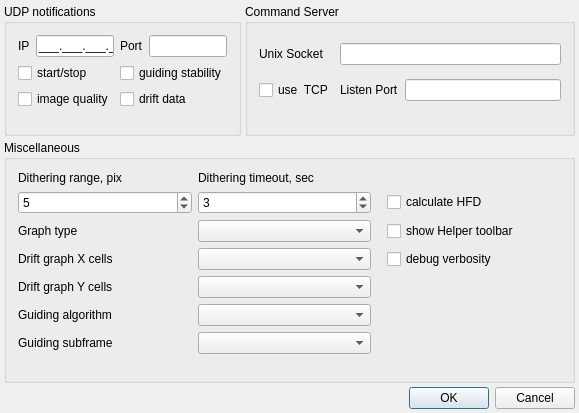
Qt form lin_guider/ui/settings.ui (rumengb/lin_guider) before a commit.
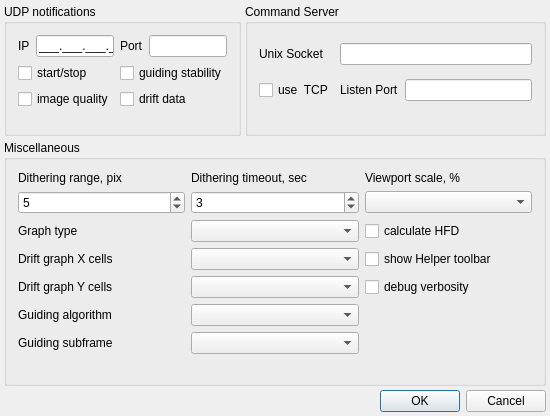
The same form after that commit.

What changed in the file:
```diff
--- a/lin_guider/ui/settings.ui
+++ b/lin_guider/ui/settings.ui
@@ -6,8 +6,8 @@
    <rect>
     <x>0</x>
     <y>0</y>
-    <width>579</width>
-    <height>413</height>
+    <width>550</width>
+    <height>416</height>
    </rect>
   </property>
   <property name="minimumSize">
@@ -231,35 +231,16 @@
       <string>Miscellaneous</string>
      </property>
      <layout class="QGridLayout" name="gridLayout_2">
+      <item row="14" column="4">
+       <widget class="QCheckBox" name="checkBox_DBGVerbosity">
+        <property name="text">
+         <string>debug verbosity</string>
+        </property>
+       </widget>
+      </item>
       <item row="7" column="2">
        <widget class="QComboBox" name="comboBox_GraphType"/>
       </item>
-      <item row="5" column="2">
-       <widget class="QSpinBox" name="spinBox_DitherRestTout">
-        <property name="maximum">
-         <number>10</number>
-        </property>
-        <property name="value">
-         <number>3</number>
-        </property>
-       </widget>
-      </item>
-      <item row="5" column="3">
-       <spacer name="horizontalSpacer_2">
-        <property name="orientation">
-         <enum>Qt::Horizontal</enum>
-        </property>
-        <property name="sizeType">
-         <enum>QSizePolicy::Fixed</enum>
-        </property>
-        <property name="sizeHint" stdset="0">
-         <size>
-          <width>10</width>
-          <height>20</height>
-         </size>
-        </property>
-       </spacer>
-      </item>
       <item row="5" column="0">
        <widget class="QSpinBox" name="spinBox_DitherRange">
         <property name="minimum">
@@ -276,30 +257,9 @@
       <item row="9" column="2">
        <widget class="QComboBox" name="comboBox_DriftGraph_nx"/>
       </item>
-      <item row="9" column="4">
-       <widget class="QCheckBox" name="checkBox_DBGVerbosity">
-        <property name="text">
-         <string>debug verbosity</string>
-        </property>
-       </widget>
-      </item>
-      <item row="7" column="4">
-       <widget class="QCheckBox" name="checkBox_ShowHelperTB">
-        <property name="text">
-         <string>show Helper toolbar</string>
-        </property>
-       </widget>
-      </item>
       <item row="14" column="2">
        <widget class="QComboBox" name="comboBox_DriftGraph_ny"/>
       </item>
-      <item row="5" column="4">
-       <widget class="QCheckBox" name="checkBox_HFD_on">
-        <property name="text">
-         <string>calculate HFD</string>
-        </property>
-       </widget>
-      </item>
       <item row="7" column="0">
        <widget class="QLabel" name="label_graph">
         <property name="text">
@@ -307,6 +267,13 @@
         </property>
        </widget>
       </item>
+      <item row="9" column="4">
+       <widget class="QCheckBox" name="checkBox_ShowHelperTB">
+        <property name="text">
+         <string>show Helper toolbar</string>
+        </property>
+       </widget>
+      </item>
       <item row="1" column="0">
        <widget class="QLabel" name="label_1">
         <property name="text">
@@ -334,13 +301,6 @@
         </property>
        </widget>
       </item>
-      <item row="1" column="2">
-       <widget class="QLabel" name="label_2">
-        <property name="text">
-         <string>Dithering timeout, sec</string>
-        </property>
-       </widget>
-      </item>
       <item row="9" column="0">
        <widget class="QLabel" name="label_3">
         <property name="text">
@@ -368,6 +328,40 @@
       <item row="16" column="2">
        <widget class="QComboBox" name="comboBox_OSFSize"/>
       </item>
+      <item row="7" column="4">
+       <widget class="QCheckBox" name="checkBox_HFD_on">
+        <property name="text">
+         <string>calculate HFD</string>
+        </property>
+       </widget>
+      </item>
+      <item row="5" column="4">
+       <widget class="QComboBox" name="comboBox_VP_scale"/>
+      </item>
+      <item row="1" column="4">
+       <widget class="QLabel" name="label_6">
+        <property name="text">
+         <string>Viewport scale, %</string>
+        </property>
+       </widget>
+      </item>
+      <item row="5" column="2">
+       <widget class="QSpinBox" name="spinBox_DitherRestTout">
+        <property name="maximum">
+         <number>10</number>
+        </property>
+        <property name="value">
+         <number>3</number>
+        </property>
+       </widget>
+      </item>
+      <item row="1" column="2">
+       <widget class="QLabel" name="label_2">
+        <property name="text">
+         <string>Dithering timeout, sec</string>
+        </property>
+       </widget>
+      </item>
      </layout>
     </widget>
    </item>
```
Left out of the diff: 7 changed lines with no effect on the pictures.
